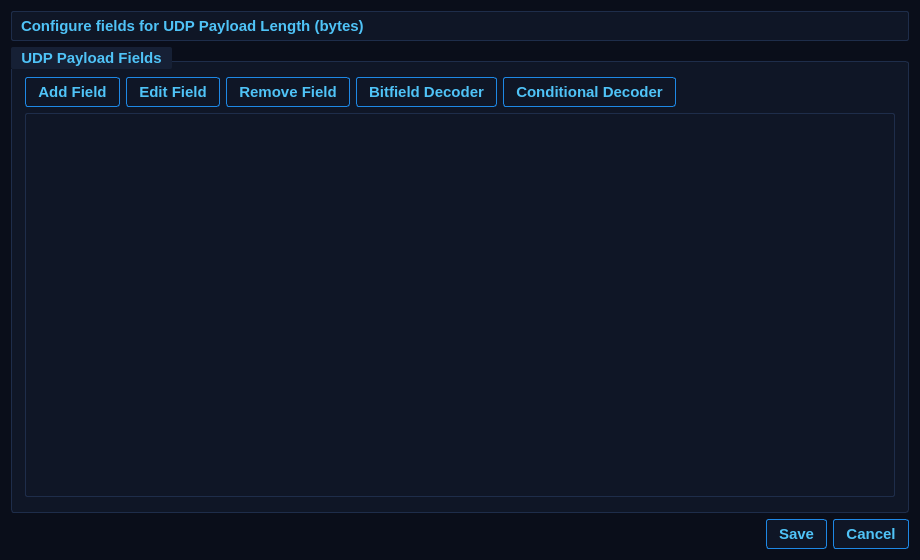
This is forms/FieldConfigurationDialog.ui in rohityaduvxnshi/pcapfile as Qt 5 draws it before an edit. The edited form follows.
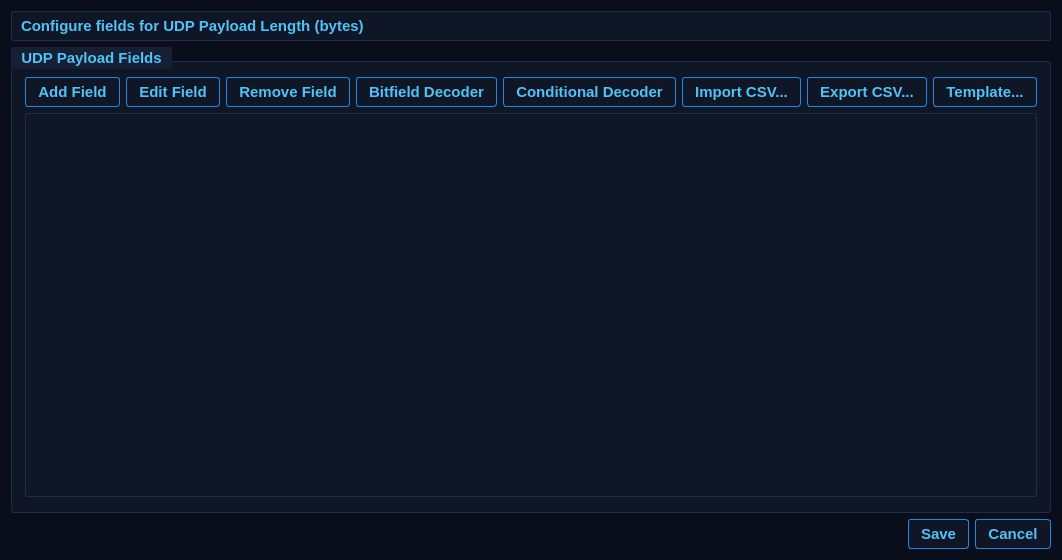
This is the edited form.

Diff of the .ui file:
```diff
--- a/forms/FieldConfigurationDialog.ui
+++ b/forms/FieldConfigurationDialog.ui
@@ -19,6 +19,9 @@
         <item><widget class="QPushButton" name="btnBitfieldDecoder"><property name="text"><string>Bitfield Decoder</string></property></widget></item>
         <item><widget class="QPushButton" name="btnConditionalDecoder"><property name="text"><string>Conditional Decoder</string></property></widget></item>
         <item><spacer name="buttonStretch"><property name="orientation"><enum>Qt::Horizontal</enum></property><property name="sizeHint" stdset="0"><size><width>40</width><height>20</height></size></property></spacer></item>
+        <item><widget class="QPushButton" name="btnImportCsv"><property name="toolTip"><string>Import field definitions from a CSV file. Bitfield and Conditional decoders stay manual.</string></property><property name="text"><string>Import CSV...</string></property></widget></item>
+        <item><widget class="QPushButton" name="btnExportCsv"><property name="toolTip"><string>Export the current field definitions to a CSV file (does not include decoders).</string></property><property name="text"><string>Export CSV...</string></property></widget></item>
+        <item><widget class="QPushButton" name="btnTemplateCsv"><property name="toolTip"><string>Save a blank CSV template you can fill in (e.g. in Excel) and import.</string></property><property name="text"><string>Template...</string></property></widget></item>
        </layout>
       </item>
       <item><widget class="QTableWidget" name="tblFields"><property name="alternatingRowColors"><bool>true</bool></property><property name="minimumSize"><size><width>0</width><height>300</height></size></property></widget></item>
```
